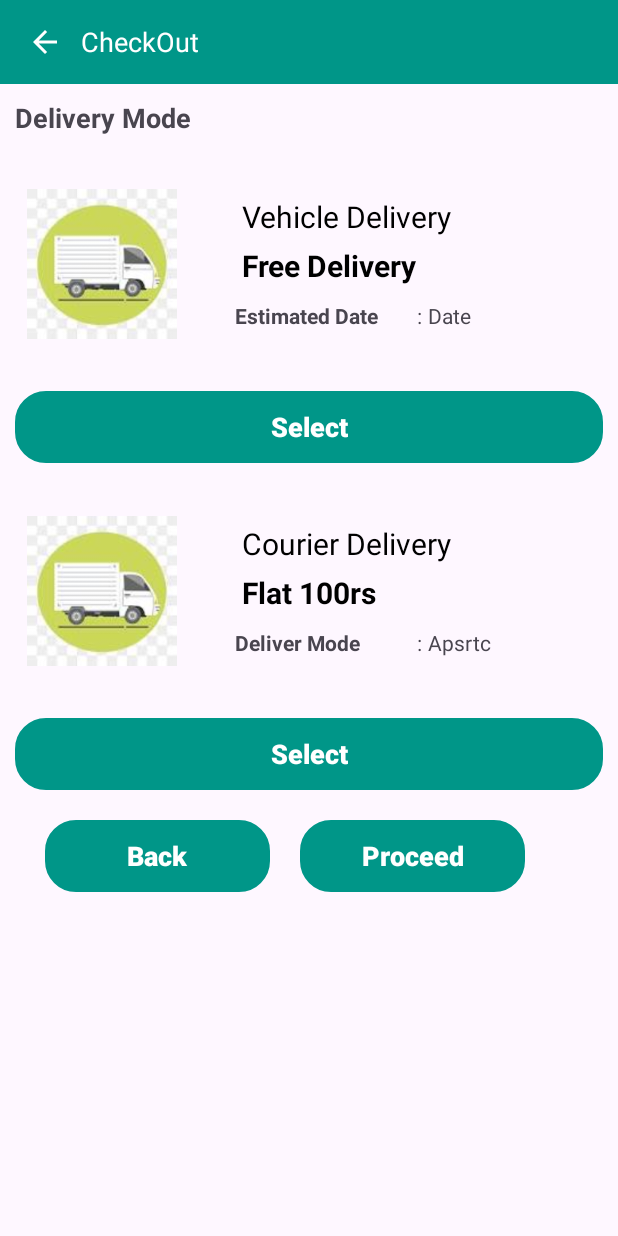
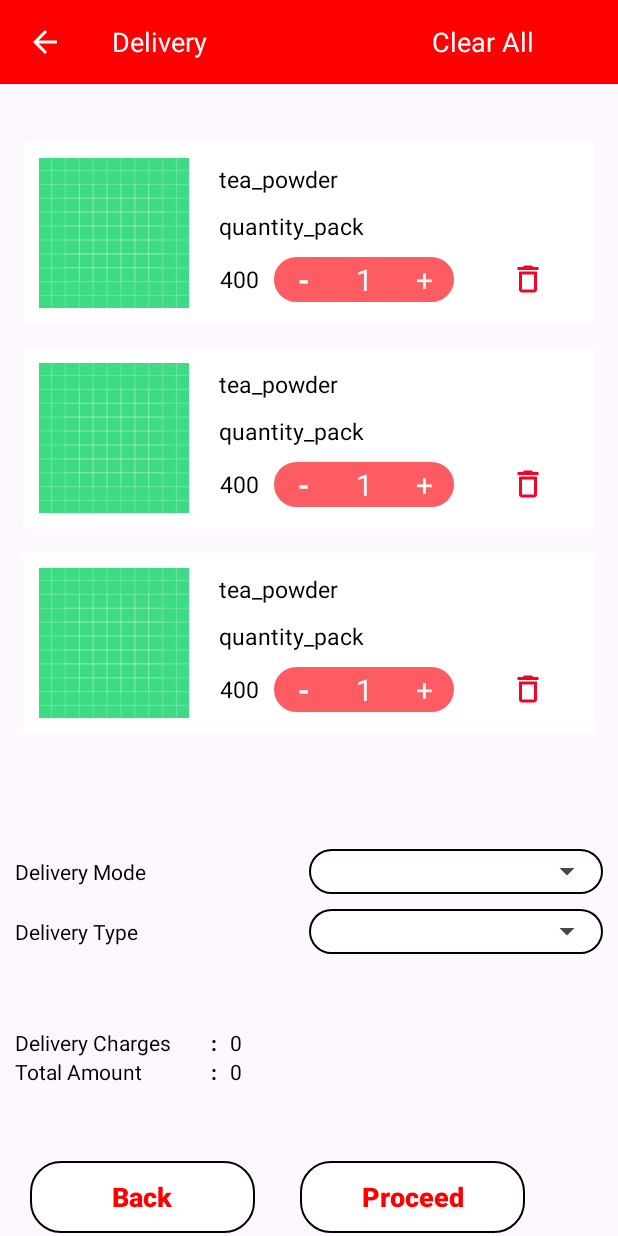
Before and after one commit to sudharani524/TeaBreak_App2, an Android app: the layout activity_checkout.xml on its own in the app's theme, with its tools: preview values and no code run, on a phone screen of 412 x 824 dp. Run offline under Robolectric (Android 15) with nearby library versions, the phone set to English and light mode, and no system bars.

Commit message:
List Apicall

```diff
--- a/app/src/main/res/layout/activity_checkout.xml
+++ b/app/src/main/res/layout/activity_checkout.xml
@@ -5,18 +5,21 @@
     android:layout_width="match_parent"
     android:layout_height="match_parent"
     android:orientation="vertical"
+    android:weightSum="10"
     tools:context=".Ui.Checkout">
     <LinearLayout
         android:layout_width="match_parent"
-        android:layout_height="match_parent"
+        android:layout_height="0dp"
+        android:layout_weight="1"
         android:id="@+id/ll"
+        android:weightSum="1"
         android:orientation="vertical">
         <androidx.appcompat.widget.Toolbar
             android:layout_width="match_parent"
             android:layout_height="56dp"
             android:id="@+id/toolbar"
             android:elevation="4dp"
-            android:background="@color/purple"
+            android:background="@color/red"
             android:theme="@style/ThemeOverlay.AppCompat.Dark.ActionBar">
             <LinearLayout
                 android:layout_width="match_parent"
@@ -37,185 +40,170 @@
                     android:layout_height="match_parent"
                     android:layout_gravity="center"
                     android:gravity="center"
-                    android:text="CheckOut"
-                    android:layout_marginStart="10dp"
+                    android:text="Delivery"
+                    android:layout_marginStart="30dp"
                     android:textColor="@color/white"
                     android:textSize="18sp" />
-
+                <TextView
+                    android:layout_width="wrap_content"
+                    android:layout_height="match_parent"
+                    android:gravity="center"
+                    android:text="Clear All"
+                    android:layout_marginStart="150dp"
+                    android:textColor="@color/white"
+                    android:textSize="18sp"/>
             </LinearLayout>
         </androidx.appcompat.widget.Toolbar>
-        <TextView
+    </LinearLayout>
+    <androidx.recyclerview.widget.RecyclerView
+        android:id="@+id/rvListItems"
         android:layout_width="match_parent"
-            android:layout_height="wrap_content"
-            android:text="Delivery Mode"
-            android:textStyle="bold"
-            android:padding="10dp"
-            android:textSize="18sp"
-            android:layout_gravity="center"/>
+        android:layout_height="0dp"
+        android:layout_weight="6"
+        tools:listitem="@layout/custom_list_item_activity"
+        android:layout_margin="5dp"/>
+<LinearLayout
+    android:layout_width="match_parent"
+    android:layout_height="0dp"
+    android:orientation="vertical"
+    android:layout_weight="1">
     <LinearLayout
         android:layout_width="match_parent"
         android:layout_height="wrap_content"
         android:weightSum="2"
-        android:orientation="horizontal">
+        android:orientation="horizontal"
+        android:visibility="visible">
+        <TextView
+            android:layout_width="0dp"
+            android:layout_height="match_parent"
+            android:gravity="center|left"
+            android:layout_marginStart="10dp"
+            android:layout_weight="1"
+            android:textColor="@color/black"
+            android:text="Delivery Mode"/>
+
         <LinearLayout
             android:layout_width="0dp"
             android:layout_height="wrap_content"
-            android:layout_weight="0.7"
+            android:layout_weight="1"
+            android:layout_marginEnd="10dp"
+            android:gravity="center"
+            android:background="@drawable/bg2"
             android:orientation="vertical">
-            <ImageView
-                android:layout_width="100dp"
-                android:layout_height="150dp"
-                android:src="@drawable/vehicle"
-                android:layout_gravity="center"/>
+            <Spinner
+                android:id="@+id/deliverymode"
+                android:layout_width="match_parent"
+                android:layout_height="30dp" />
+
+        </LinearLayout>
     </LinearLayout>
     <LinearLayout
+        android:layout_width="match_parent"
+        android:layout_height="wrap_content"
+        android:weightSum="2"
+        android:layout_marginTop="10dp"
+        android:orientation="horizontal"
+        android:visibility="visible">
+        <TextView
             android:layout_width="0dp"
             android:layout_height="match_parent"
-            android:layout_weight="1.3"
+            android:gravity="center|left"
+            android:layout_marginStart="10dp"
+            android:layout_weight="1"
+            android:textColor="@color/black"
+            android:text="Delivery Type"/>
+
+        <LinearLayout
+            android:layout_width="0dp"
+            android:layout_height="wrap_content"
+            android:layout_weight="1"
+            android:layout_marginEnd="10dp"
             android:gravity="center"
-            android:layout_margin="10dp"
+            android:background="@drawable/bg2"
             android:orientation="vertical">
-            <TextView
+            <Spinner
+                android:id="@+id/deliverytype"
                 android:layout_width="match_parent"
-                android:layout_height="wrap_content"
-                android:text="Vehicle Delivery"
-                android:textColor="@color/black"
-                android:textSize="20dp"
-                android:layout_marginTop="10dp"
-                android:layout_marginLeft="10dp"/>
-            <TextView
+                android:layout_height="30dp" />
+
+        </LinearLayout>
+    </LinearLayout>
+</LinearLayout>
+    <LinearLayout
         android:layout_width="match_parent"
-                android:layout_height="wrap_content"
-                android:text="Free Delivery"
-                android:textColor="@color/black"
-                android:textSize="20dp"
-                android:textStyle="bold"
-                android:layout_marginTop="5dp"
-                android:layout_marginLeft="10dp"/>
+        android:layout_height="0dp"
+        android:layout_marginStart="10dp"
+        android:layout_marginEnd="10dp"
+        android:gravity="center"
+        android:layout_weight="1.5"
+        android:orientation="vertical">
         <LinearLayout
             android:layout_width="match_parent"
             android:layout_height="wrap_content"
             android:orientation="horizontal"
-                    android:layout_margin="10dp"
-                    android:weightSum="2">
+            android:weightSum="3">
+
             <TextView
                 android:layout_width="0dp"
                 android:layout_height="wrap_content"
-                        android:layout_weight="1.0"
-                        android:text="Estimated Date"
-                        android:textStyle="bold"/>
+                android:layout_weight="1"
+                android:textColor="@color/black"
+                android:text="Delivery Charges" />
+
             <TextView
                 android:layout_width="0dp"
                 android:layout_height="wrap_content"
                 android:layout_weight="0.1"
-                        android:gravity="center"
-                        android:text=":"/>
+                android:text=":"
+                android:textColor="@color/black"
+                android:textStyle="bold" />
+
             <TextView
-                        android:id="@+id/edate"
+                android:id="@+id/charges"
                 android:layout_width="0dp"
                 android:layout_height="wrap_content"
-                        android:layout_weight="0.9"
-                        android:text="Date"/>
+                android:layout_weight="1"
+                android:textColor="@color/black"
+                android:text="0" />
+
         </LinearLayout>
-            </LinearLayout>
-        </LinearLayout>
-        <androidx.appcompat.widget.AppCompatButton
-            android:id="@+id/Vselect"
-            android:layout_width="match_parent"
-            android:layout_height="wrap_content"
-           android:layout_margin="10dp"
-            android:text="Select"
-            android:layout_gravity="center"
-            android:textColor="@color/white"
-            android:textAllCaps="false"
-            android:textStyle="bold"
-            android:textSize="18sp"
-            android:backgroundTint="@color/purple"
-            android:background="@drawable/bg2"/>
-        <LinearLayout
-            android:layout_width="match_parent"
-            android:layout_height="wrap_content"
-            android:weightSum="2"
-            android:orientation="horizontal">
-            <LinearLayout
-                android:layout_width="0dp"
-                android:layout_height="wrap_content"
-                android:layout_weight="0.7"
-                android:orientation="vertical">
-                <ImageView
-                    android:layout_width="100dp"
-                    android:layout_height="150dp"
-                    android:src="@drawable/vehicle"
-                    android:layout_gravity="center"/>
-            </LinearLayout>
-            <LinearLayout
-                android:layout_width="0dp"
-                android:layout_height="match_parent"
-                android:layout_weight="1.3"
-                android:gravity="center"
-                android:layout_margin="10dp"
-                android:orientation="vertical">
-                <TextView
-                    android:layout_width="match_parent"
-                    android:layout_height="wrap_content"
-                    android:text="Courier Delivery"
-                    android:textColor="@color/black"
-                    android:textSize="20dp"
-                    android:layout_marginTop="10dp"
-                    android:layout_marginLeft="10dp"/>
-                <TextView
-                    android:layout_width="match_parent"
-                    android:layout_height="wrap_content"
-                    android:text="Flat 100rs"
-                    android:textColor="@color/black"
-                    android:textSize="20dp"
-                    android:textStyle="bold"
-                    android:layout_marginTop="5dp"
-                    android:layout_marginLeft="10dp"/>
         <LinearLayout
             android:layout_width="match_parent"
             android:layout_height="wrap_content"
             android:orientation="horizontal"
-                    android:layout_margin="10dp"
-                    android:weightSum="2">
+            android:weightSum="3">
+
             <TextView
                 android:layout_width="0dp"
                 android:layout_height="wrap_content"
-                        android:layout_weight="1.0"
-                        android:text="Deliver Mode"
-                        android:textStyle="bold"/>
+                android:layout_weight="1"
+                android:textColor="@color/black"
+                android:text="Total Amount" />
+
             <TextView
                 android:layout_width="0dp"
                 android:layout_height="wrap_content"
                 android:layout_weight="0.1"
-                        android:gravity="center"
-                        android:text=":"/>
+                android:text=":"
+                android:textColor="@color/black"
+                android:textStyle="bold" />
             <TextView
-                        android:id="@+id/date"
+                android:id="@+id/total"
                 android:layout_width="0dp"
                 android:layout_height="wrap_content"
-                        android:layout_weight="0.9"
-                        android:text="Apsrtc"/>
+                android:layout_weight="1"
+                android:textColor="@color/black"
+                android:text="0" />
+
         </LinearLayout>
     </LinearLayout>
-        </LinearLayout>
-        <androidx.appcompat.widget.AppCompatButton
-            android:id="@+id/Cselect"
-            android:layout_width="match_parent"
-            android:layout_height="wrap_content"
-            android:layout_margin="10dp"
-            android:text="Select"
-            android:layout_gravity="center"
-            android:textColor="@color/white"
-            android:textAllCaps="false"
-            android:textStyle="bold"
-            android:textSize="18sp"
-            android:backgroundTint="@color/purple"
-            android:background="@drawable/bg2"/>
+
     <LinearLayout
         android:layout_width="match_parent"
-           android:layout_height="wrap_content"
+        android:layout_height="0dp"
         android:orientation="horizontal"
+        android:layout_weight="1"
+        android:layout_alignParentBottom="true"
         android:layout_margin="10dp">
         <androidx.appcompat.widget.AppCompatButton
             android:id="@+id/previous"
@@ -223,9 +211,8 @@
             android:layout_height="wrap_content"
             android:layout_marginTop="10dp"
             android:layout_gravity="start"
-               android:layout_marginStart="20dp"
-               android:textColor="@color/white"
-               android:backgroundTint="@color/purple"
+            android:layout_marginStart="10dp"
+            android:textColor="@color/red"
             android:background="@drawable/bg2"
             android:textAllCaps="false"
             android:textStyle="bold"
@@ -237,14 +224,12 @@
             android:layout_height="wrap_content"
             android:layout_marginTop="10dp"
             android:layout_gravity="end"
-               android:layout_marginStart="20dp"
-               android:backgroundTint="@color/purple"
+            android:layout_marginStart="30dp"
             android:background="@drawable/bg2"
-               android:textColor="@color/white"
+            android:textColor="@color/red"
             android:textAllCaps="false"
             android:textStyle="bold"
             android:textSize="18sp"
             android:text="Proceed"/>
     </LinearLayout>
 </LinearLayout>
-</LinearLayout>
--- a/app/src/main/res/layout/custom_list_item_activity.xml
+++ b/app/src/main/res/layout/custom_list_item_activity.xml
@@ -89,23 +89,24 @@
                         android:layout_marginStart="10dp"
                         android:background="@drawable/bg2"
                         android:gravity="center"
-                        android:backgroundTint="#057070"
+                        android:backgroundTint="#fd5c63"
                         android:weightSum="3"
                         android:orientation="horizontal">
                         <TextView
                             android:id="@+id/minus"
-                            android:layout_width="0dp"
+                            android:layout_width="31dp"
                             android:layout_height="wrap_content"
                             android:layout_weight="1"
                             android:text="-"
                             android:textSize="20sp"
+                            android:textStyle="bold"
                             android:textColor="@color/white"
                             android:layout_gravity="center"
                             android:gravity="center"
                             />
 
                         <TextView
-                            android:id="@+id/quantity"
+                            android:id="@+id/txtQuantity"
                             android:layout_width="31dp"
                             android:layout_height="wrap_content"
                             android:layout_gravity="center"
@@ -116,7 +117,7 @@
                             android:textSize="20sp" />
                         <TextView
                             android:id="@+id/add"
-                            android:layout_width="0dp"
+                            android:layout_width="31dp"
                             android:layout_height="wrap_content"
                             android:layout_weight="1"
                             android:text="+"
--- a/app/src/main/res/values/colors.xml
+++ b/app/src/main/res/values/colors.xml
@@ -6,4 +6,5 @@
     <color name="red">#ff0000</color>
     <color name="green">#008000</color>
     <color name="gray">#615F5F</color>
+    <color name="lightred">#fd5c63</color>
 </resources>
```
Also changed, not shown: app/src/main/java/com/example/teabreak_app/Adapter/ItemslistAdapter.java (+35 -2 lines), app/src/main/java/com/example/teabreak_app/Ui/ListItems_Activity.java (+16 -4 lines), app/src/main/res/layout/activity_list_items.xml (+9 -46 lines). Lines whose indentation alone changed are shown as unchanged.
